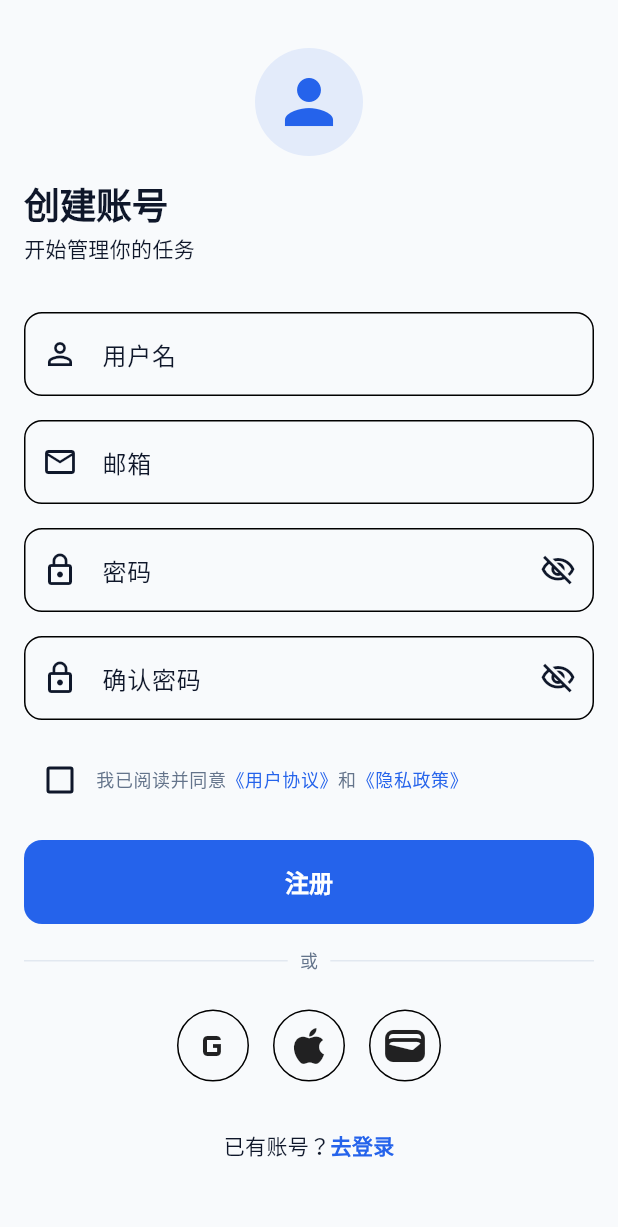
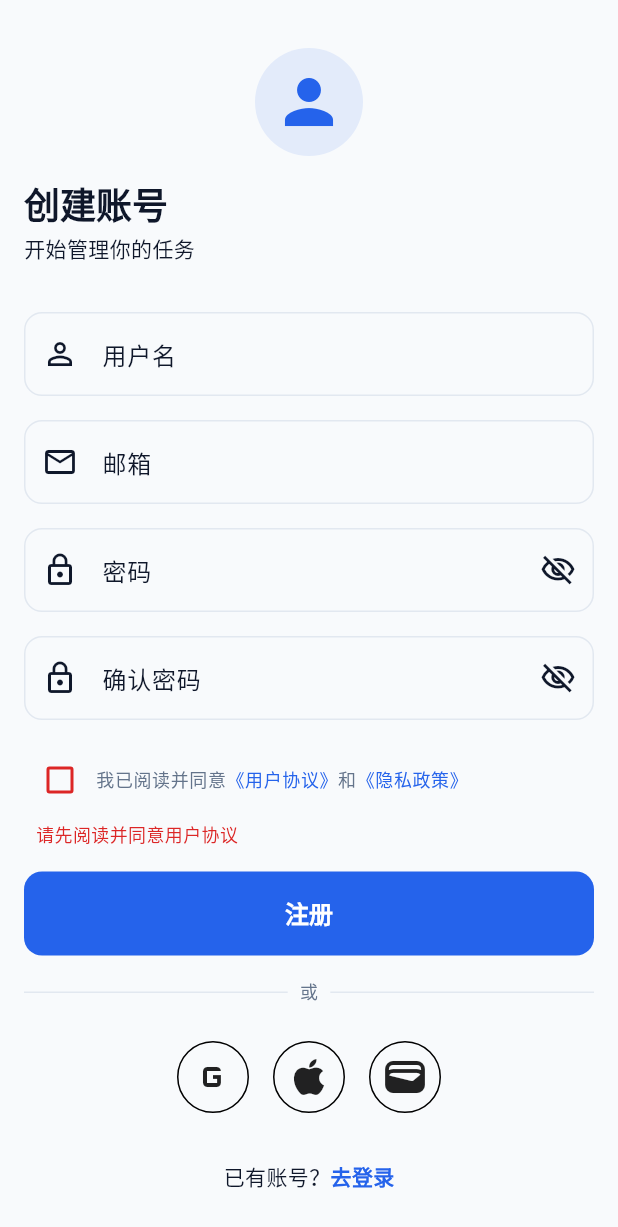
Before and after one commit to AyachiNeneSanobauxichi/Taskly, a Flutter app: the screen it shows after launch, after a tap on "注册", on a phone screen of 412 x 824 dp. Shown: the top 1227 px of the screen. Run offline on Flutter 3.47's test engine with Material 3 defaults, Android fonts, the phone set to English and light mode, and no system bars; our stand-ins replace form_builder_validators.

Commit message:
form validate

```diff
--- a/lib/app/app.dart
+++ b/lib/app/app.dart
@@ -1,5 +1,6 @@
 import "package:flutter/material.dart";
-
+import "package:flutter_localizations/flutter_localizations.dart";
+import "package:form_builder_validators/form_builder_validators.dart";
 import "package:todo_app_v1/theme/index.dart";
 import "package:todo_app_v1/features/auth/index.dart";
 
@@ -13,6 +14,14 @@ class WsyApp extends StatelessWidget {
       theme: WsyAppTheme.light, // 亮色主题
       darkTheme: WsyAppTheme.dark, // 深色主题
       themeMode: ThemeMode.system, // 跟随系统切换深浅色
+      locale: const Locale("zh", "CN"),
+      supportedLocales: const [Locale("zh", "CN"), Locale("en", "US")],
+      localizationsDelegates: const [
+        GlobalMaterialLocalizations.delegate,
+        GlobalWidgetsLocalizations.delegate,
+        GlobalCupertinoLocalizations.delegate,
+        FormBuilderLocalizations.delegate, // 关键：库的中文错误文案
+      ],
       debugShowCheckedModeBanner: true,
       home: const RegisterScreen(),
     );
--- a/lib/features/auth/screens/register/register.dart
+++ b/lib/features/auth/screens/register/register.dart
@@ -1,4 +1,5 @@
 import "package:flutter/material.dart";
+import "package:form_builder_validators/form_builder_validators.dart";
 import "package:todo_app_v1/features/auth/index.dart";
 import "package:todo_app_v1/theme/index.dart";
 import "package:todo_app_v1/widgets/index.dart";
@@ -13,14 +14,29 @@ class RegisterScreen extends StatefulWidget {
 }
 
 class _RegisterScreenState extends State<RegisterScreen> {
+  final _formKey = GlobalKey<FormState>();
+
   final _nameController = TextEditingController();
   final _emailController = TextEditingController();
   final _passwordController = TextEditingController();
   final _confirmPasswordController = TextEditingController();
   bool _isChecked = false;
 
+  void _onRegister() {
+    final formValid = _formKey.currentState!.validate();
+    if (!formValid) return; // 输入框有错，停止
+    if (!_isChecked) {
+      // 协议单独校验（见下）
+      // 提示未勾选协议
+      return;
+    }
+    // 全部通过 → 调用注册逻辑
+    print("注册成功");
+  }
+
   @override
   void dispose() {
+    _formKey.currentState?.dispose();
     _nameController.dispose();
     _emailController.dispose();
     _passwordController.dispose();
@@ -36,6 +52,8 @@ class _RegisterScreenState extends State<RegisterScreen> {
       body: SafeArea(
         child: SingleChildScrollView(
           padding: const EdgeInsets.symmetric(horizontal: WsyAppSpacing.md),
+          child: Form(
+            key: _formKey,
             child: Column(
               crossAxisAlignment: CrossAxisAlignment.start,
               children: [
@@ -74,7 +92,12 @@ class _RegisterScreenState extends State<RegisterScreen> {
                   label: "用户名",
                   icon: Icons.person_outline,
                   controller: _nameController,
-                autofillHints: [AutofillHints.newPassword],
+                  autofillHints: [AutofillHints.newUsername],
+                  validator: FormBuilderValidators.compose([
+                    FormBuilderValidators.required(),
+                    FormBuilderValidators.minLength(3),
+                    FormBuilderValidators.maxLength(16),
+                  ]),
                 ),
                 const SizedBox(height: WsyAppSpacing.md),
                 AuthInput(
@@ -83,23 +106,36 @@ class _RegisterScreenState extends State<RegisterScreen> {
                   controller: _emailController,
                   keyboardType: TextInputType.emailAddress,
                   autofillHints: [AutofillHints.email],
+                  validator: FormBuilderValidators.compose([
+                    FormBuilderValidators.required(),
+                    FormBuilderValidators.email(),
+                  ]),
                 ),
                 const SizedBox(height: WsyAppSpacing.md),
                 AuthPassword(
                   label: "密码",
                   controller: _passwordController,
                   autofillHints: [AutofillHints.newPassword],
+                  validator: FormBuilderValidators.compose([
+                    FormBuilderValidators.required(),
+                    FormBuilderValidators.minLength(8),
+                    FormBuilderValidators.maxLength(16),
+                  ]),
                 ),
                 const SizedBox(height: WsyAppSpacing.md),
                 AuthPassword(
                   label: "确认密码",
                   controller: _confirmPasswordController,
                   autofillHints: [AutofillHints.newPassword],
+                  validator: FormBuilderValidators.compose([
+                    FormBuilderValidators.required(),
+                    (value) =>
+                        value == _passwordController.text ? null : "两次密码不一致",
+                  ]),
                 ),
                 const SizedBox(height: WsyAppSpacing.md),
-              WsyCheckbox(
+                WsyCheckboxFormField(
                   value: _isChecked,
-                onChanged: (value) => setState(() => _isChecked = value),
                   label: Text.rich(
                     TextSpan(
                       style: theme.textTheme.bodySmall,
@@ -117,9 +153,15 @@ class _RegisterScreenState extends State<RegisterScreen> {
                       ],
                     ),
                   ),
+                  validator: (v) => (v ?? false) ? null : "请先阅读并同意用户协议",
+                  onChanged: (value) => setState(() => _isChecked = value),
                 ),
                 const SizedBox(height: WsyAppSpacing.md),
-              WsyButton(label: "注册", onPressed: () {}, isFullWidth: true),
+                WsyButton(
+                  label: "注册",
+                  onPressed: _onRegister,
+                  isFullWidth: true,
+                ),
                 const SizedBox(height: WsyAppSpacing.md),
                 Row(
                   spacing: WsyAppSpacing.sm,
@@ -129,9 +171,7 @@ class _RegisterScreenState extends State<RegisterScreen> {
                     const Expanded(child: Divider()),
                   ],
                 ),
-
                 const SizedBox(height: 24),
-
                 Row(
                   mainAxisAlignment: MainAxisAlignment.center,
                   spacing: 16,
@@ -165,6 +205,7 @@ class _RegisterScreenState extends State<RegisterScreen> {
             ),
           ),
         ),
+      ),
     );
   }
 }
--- a/lib/features/auth/widgets/auth_input.dart
+++ b/lib/features/auth/widgets/auth_input.dart
@@ -10,6 +10,7 @@ class AuthInput extends StatelessWidget {
     this.textInputAction,
     this.validator,
     this.autofillHints,
+    this.autovalidateMode = AutovalidateMode.onUserInteraction,
   });
 
   final String label;
@@ -19,6 +20,7 @@ class AuthInput extends StatelessWidget {
   final TextInputAction? textInputAction;
   final String? Function(String?)? validator;
   final Iterable<String>? autofillHints;
+  final AutovalidateMode autovalidateMode;
 
   @override
   Widget build(BuildContext context) {
@@ -26,6 +28,7 @@ class AuthInput extends StatelessWidget {
       controller: controller,
       keyboardType: keyboardType,
       textInputAction: textInputAction,
+      autovalidateMode: autovalidateMode,
       validator: validator,
       autofillHints: autofillHints,
       decoration: InputDecoration(labelText: label, prefixIcon: Icon(icon)),
--- a/lib/features/auth/widgets/auth_password.dart
+++ b/lib/features/auth/widgets/auth_password.dart
@@ -8,6 +8,7 @@ class AuthPassword extends StatefulWidget {
     this.textInputAction,
     this.validator,
     this.autofillHints,
+    this.autovalidateMode = AutovalidateMode.onUserInteraction,
   });
 
   final String label;
@@ -15,6 +16,7 @@ class AuthPassword extends StatefulWidget {
   final TextInputAction? textInputAction;
   final String? Function(String?)? validator;
   final Iterable<String>? autofillHints;
+  final AutovalidateMode autovalidateMode;
 
   @override
   State<AuthPassword> createState() => _AuthPasswordState();
@@ -28,6 +30,7 @@ class _AuthPasswordState extends State<AuthPassword> {
   Widget build(BuildContext context) {
     return TextFormField(
       controller: widget.controller,
+      autovalidateMode: widget.autovalidateMode,
       obscureText: _obscure,
       textInputAction: widget.textInputAction,
       validator: widget.validator,
--- a/lib/theme/app_spacing.dart
+++ b/lib/theme/app_spacing.dart
@@ -1,4 +1,10 @@
 abstract final class WsyAppSpacing {
+  /// 无间距 0
+  static const double none = 0;
+
+  /// 微小值 1
+  static const double xxxs = 1;
+
   /// 极小值 2
   static const double xxs = 2;
 
--- a/lib/theme/app_theme.dart
+++ b/lib/theme/app_theme.dart
@@ -3,9 +3,23 @@ import "index.dart";
 
 abstract final class WsyAppTheme {
   static InputDecorationTheme get _inputDecorationTheme {
+    OutlineInputBorder border(
+      Color color, [
+      double width = WsyAppSpacing.xxxs,
+    ]) {
+      return OutlineInputBorder(
+        borderRadius: BorderRadius.circular(WsyAppRadius.input),
+        borderSide: BorderSide(color: color, width: width),
+      );
+    }
+
     return InputDecorationTheme(
-      border: OutlineInputBorder(
-        borderRadius: BorderRadius.circular(WsyAppRadius.input),
+      enabledBorder: border(WsyAppColors.border),
+      focusedBorder: border(WsyAppColors.primary, WsyAppSpacing.xxs),
+      errorBorder: border(WsyAppColors.error),
+      focusedErrorBorder: border(WsyAppColors.error, WsyAppSpacing.xxs),
+      errorStyle: WsyAppTextStyles.lightTextTheme.bodySmall?.copyWith(
+        color: WsyAppColors.error,
       ),
     );
   }
--- a/lib/widgets/wsy_checkbox.dart
+++ b/lib/widgets/checkbox/wsy_checkbox.dart
@@ -7,11 +7,13 @@ class WsyCheckbox extends StatelessWidget {
     required this.value,
     required this.onChanged,
     required this.label,
+    this.isError = false,
   });
 
   final bool value;
   final ValueChanged<bool>? onChanged; // 传 null 表示禁用
   final Widget label;
+  final bool isError;
 
   @override
   Widget build(BuildContext context) {
@@ -23,6 +25,7 @@ class WsyCheckbox extends StatelessWidget {
         children: [
           Checkbox(
             value: value,
+            isError: isError,
             onChanged: enabled ? (v) => onChanged!(v ?? false) : null,
           ),
           Expanded(child: label),
--- /dev/null
+++ b/lib/widgets/checkbox/wsy_checkbox_form_field.dart
@@ -0,0 +1,45 @@
+import "package:flutter/material.dart";
+import "package:todo_app_v1/theme/index.dart";
+import "wsy_checkbox.dart";
+
+class WsyCheckboxFormField extends FormField<bool> {
+  WsyCheckboxFormField({
+    super.key,
+    required Widget label,
+    bool value = false,
+    ValueChanged<bool>? onChanged,
+    super.validator,
+    super.autovalidateMode = AutovalidateMode.onUserInteraction,
+  }) : super(
+         initialValue: value,
+         builder: (field) {
+           return Column(
+             crossAxisAlignment: CrossAxisAlignment.start,
+             children: [
+               WsyCheckbox(
+                 value: field.value ?? false,
+                 isError: field.hasError, // 出错方框变红
+                 label: label,
+                 onChanged: (v) {
+                   field.didChange(v); // 通知 FormField，触发校验
+                   onChanged?.call(v); // 顺便把值回传给外部（可选）
+                 },
+               ),
+               if (field.hasError)
+                 Padding(
+                   padding: const EdgeInsets.only(
+                     left: WsyAppSpacing.sm,
+                     top: WsyAppSpacing.xs,
+                   ),
+                   child: Text(
+                     field.errorText!,
+                     style: Theme.of(
+                       field.context,
+                     ).inputDecorationTheme.errorStyle,
+                   ),
+                 ),
+             ],
+           );
+         },
+       );
+}
--- a/lib/widgets/index.dart
+++ b/lib/widgets/index.dart
@@ -1,2 +1,3 @@
-export "wsy_button.dart";
-export "wsy_checkbox.dart";
+export "button/wsy_button.dart";
+export "checkbox/wsy_checkbox.dart";
+export "checkbox/wsy_checkbox_form_field.dart";
--- a/pubspec.yaml
+++ b/pubspec.yaml
@@ -13,10 +13,13 @@ dependencies:
   flutter:
     sdk: flutter
   flutter_dotenv: ^6.0.1
+  flutter_localizations:
+    sdk: flutter
   flutter_riverpod: ^3.3.2
+  form_builder_validators: ^11.3.0
   freezed_annotation: ^3.1.0
   go_router: ^17.3.0
-  intl: ^0.20.3
+  intl: ^0.20.2
   json_annotation: ^4.9.0
   logger: ^2.7.0
   pretty_dio_logger: ^1.4.0
```
Also changed, not shown: lib/widgets/button/wsy_button.dart (renamed from lib/widgets/wsy_button.dart), pubspec.lock, 1 other file. Lines whose indentation alone changed are shown as unchanged.
